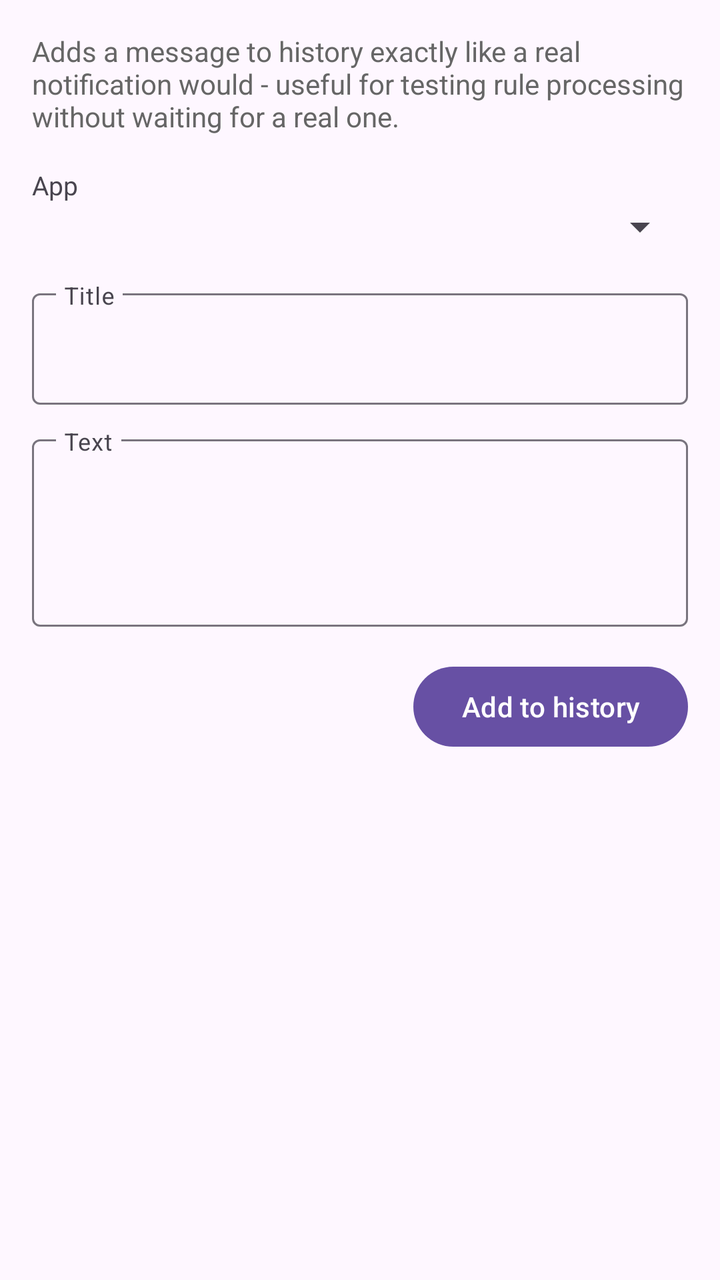
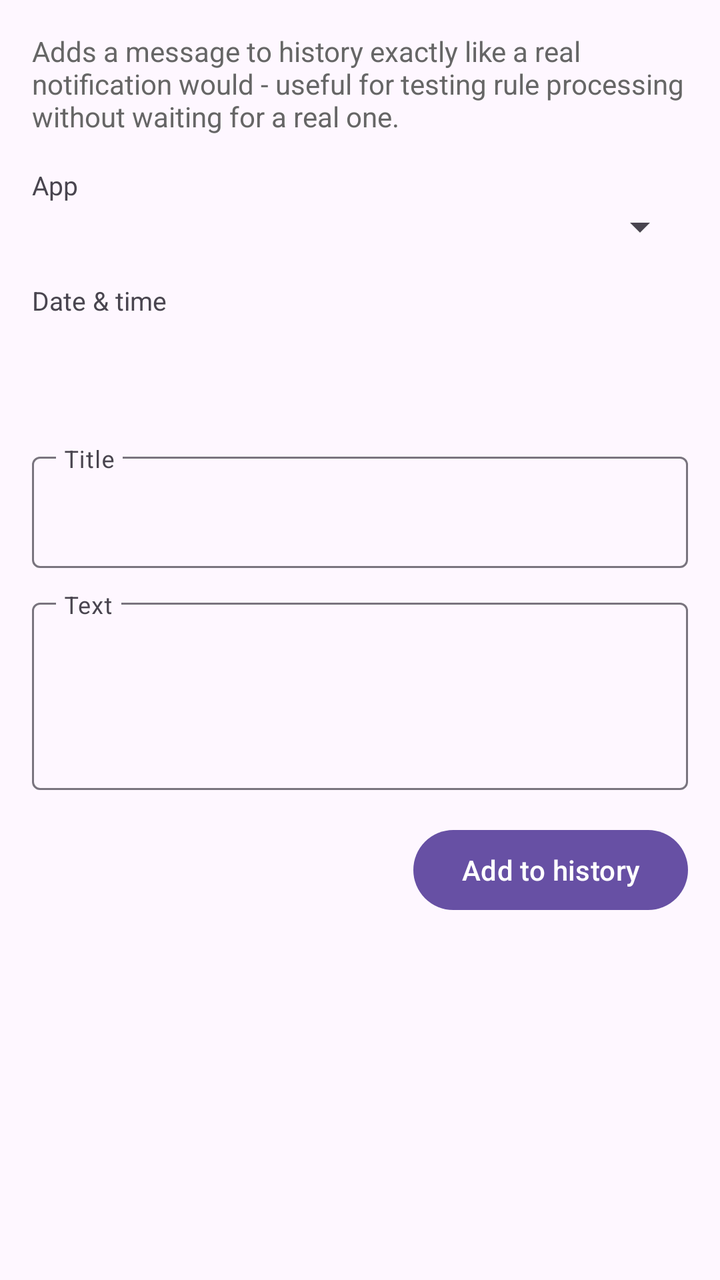

Compare the two renders of this Android layout. The source of the first and the diff that turns it into the second are given below.
<!-- AndroidManifest.xml: application theme Theme.FfNotifyImporter -->
<!-- res/layout/fragment_add_test_message.xml -->
<?xml version="1.0" encoding="utf-8"?>
<ScrollView xmlns:android="http://schemas.android.com/apk/res/android"
    xmlns:app="http://schemas.android.com/apk/res-auto"
    android:layout_width="match_parent"
    android:layout_height="match_parent">

    <LinearLayout
        android:layout_width="match_parent"
        android:layout_height="wrap_content"
        android:orientation="vertical"
        android:padding="16dp">

        <TextView
            android:layout_width="match_parent"
            android:layout_height="wrap_content"
            android:layout_marginBottom="16dp"
            android:text="@string/add_test_message_explanation"
            android:textColor="#666666" />

        <TextView
            android:id="@+id/noMonitoredAppsText"
            android:layout_width="match_parent"
            android:layout_height="wrap_content"
            android:layout_marginBottom="16dp"
            android:text="@string/add_test_message_no_apps"
            android:visibility="gone" />

        <TextView
            android:layout_width="match_parent"
            android:layout_height="wrap_content"
            android:text="@string/add_test_message_app_label"
            android:textSize="13sp" />

        <Spinner
            android:id="@+id/appSpinner"
            android:layout_width="match_parent"
            android:layout_height="wrap_content"
            android:layout_marginBottom="16dp" />

        <com.google.android.material.textfield.TextInputLayout
            android:layout_width="match_parent"
            android:layout_height="wrap_content"
            android:layout_marginBottom="12dp"
            android:hint="@string/add_test_message_title_label"
            app:expandedHintEnabled="false">

            <com.google.android.material.textfield.TextInputEditText
                android:id="@+id/titleInput"
                android:layout_width="match_parent"
                android:layout_height="wrap_content" />

        </com.google.android.material.textfield.TextInputLayout>

        <com.google.android.material.textfield.TextInputLayout
            android:layout_width="match_parent"
            android:layout_height="wrap_content"
            android:layout_marginBottom="16dp"
            android:hint="@string/add_test_message_text_label"
            app:expandedHintEnabled="false">

            <com.google.android.material.textfield.TextInputEditText
                android:id="@+id/textInput"
                android:layout_width="match_parent"
                android:layout_height="wrap_content"
                android:gravity="top"
                android:inputType="textMultiLine"
                android:minLines="3" />

        </com.google.android.material.textfield.TextInputLayout>

        <Button
            android:id="@+id/addButton"
            android:layout_width="wrap_content"
            android:layout_height="wrap_content"
            android:layout_gravity="end"
            android:text="@string/add_test_message_add_button" />

    </LinearLayout>

</ScrollView>
<!-- resources referenced by this layout -->
<resources>
  <string name="add_test_message_add_button">Add to history</string>
  <string name="add_test_message_app_label">App</string>
  <string name="add_test_message_explanation">Adds a message to history exactly like a real notification would - useful for testing rule processing without waiting for a real one.</string>
  <string name="add_test_message_no_apps">No monitored apps yet. Pick at least one in Monitored apps first.</string>
  <string name="add_test_message_text_label">Text</string>
  <string name="add_test_message_title_label">Title</string>
  <style name="Theme.FfNotifyImporter" parent="Theme.Material3.DayNight.NoActionBar" />
</resources>

<!-- the commit's change to res/layout/fragment_add_test_message.xml (unified diff, before → after) -->
@@ -36,6 +36,22 @@
             android:layout_width="match_parent"
             android:layout_height="wrap_content"
             android:layout_marginBottom="16dp" />
+
+        <TextView
+            android:layout_width="match_parent"
+            android:layout_height="wrap_content"
+            android:text="@string/add_test_message_datetime_label"
+            android:textSize="13sp" />
+
+        <Button
+            android:id="@+id/dateTimeButton"
+            style="?attr/borderlessButtonStyle"
+            android:layout_width="wrap_content"
+            android:layout_height="wrap_content"
+            android:layout_marginBottom="16dp"
+            android:minWidth="0dp"
+            android:paddingStart="0dp"
+            android:textAllCaps="false" />
 
         <com.google.android.material.textfield.TextInputLayout
             android:layout_width="match_parent"
<!-- resource entries referenced after the edit -->
@@ -2,6 +2,7 @@
 <resources>
   <string name="add_test_message_add_button">Add to history</string>
   <string name="add_test_message_app_label">App</string>
+  <string name="add_test_message_datetime_label">Date &amp; time</string>
   <string name="add_test_message_explanation">Adds a message to history exactly like a real notification would - useful for testing rule processing without waiting for a real one.</string>
   <string name="add_test_message_no_apps">No monitored apps yet. Pick at least one in Monitored apps first.</string>
   <string name="add_test_message_text_label">Text</string>
